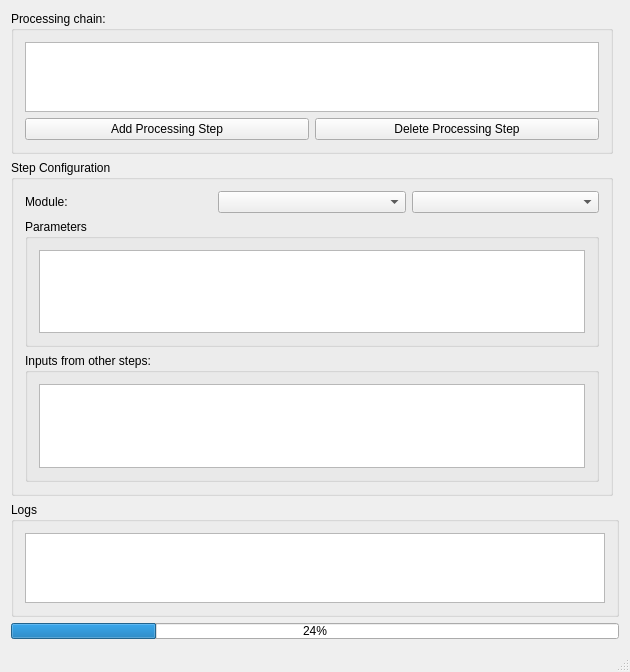
Qt form code/gui/mainwindow.ui (TU-Berlin-CVRS/uipf) before a commit.
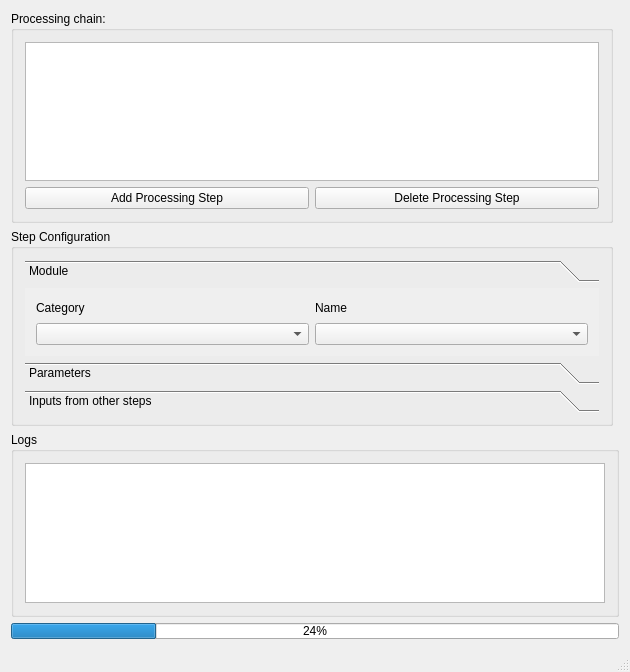
The same form after that commit.

```diff
--- a/code/gui/mainwindow.ui
+++ b/code/gui/mainwindow.ui
@@ -15,7 +15,20 @@
   </property>
   <widget class="QWidget" name="centralWidget">
    <layout class="QGridLayout" name="gridLayout">
-    <item row="1" column="1" colspan="2">
+    <item row="3" column="1" colspan="2">
+     <widget class="QProgressBar" name="progressBar">
+      <property name="sizePolicy">
+       <sizepolicy hsizetype="Expanding" vsizetype="Expanding">
+        <horstretch>0</horstretch>
+        <verstretch>0</verstretch>
+       </sizepolicy>
+      </property>
+      <property name="value">
+       <number>24</number>
+      </property>
+     </widget>
+    </item>
+    <item row="2" column="1" colspan="2">
      <widget class="QGroupBox" name="groupBox_5">
       <property name="title">
        <string>Logs</string>
@@ -85,64 +98,93 @@
          <string>Step Configuration</string>
         </property>
         <layout class="QGridLayout" name="gridLayout_4">
-         <item row="3" column="0">
-          <widget class="QGroupBox" name="groupBox_3">
-           <property name="title">
-            <string>Parameters</string>
+         <item row="0" column="0">
+          <widget class="QToolBox" name="toolBox">
+           <property name="currentIndex">
+            <number>0</number>
            </property>
+           <widget class="QWidget" name="page_3">
+            <attribute name="label">
+             <string>Module</string>
+            </attribute>
            <layout class="QGridLayout" name="gridLayout_3">
-            <item row="1" column="0">
-             <widget class="QTableView" name="tableParams"/>
-            </item>
-           </layout>
-          </widget>
-         </item>
          <item row="0" column="0">
-          <layout class="QHBoxLayout" name="horizontalLayout">
-           <item>
-            <widget class="QLabel" name="label_3">
+              <widget class="QLabel" name="label">
              <property name="text">
-              <string>Module:</string>
+                <string>Category</string>
              </property>
             </widget>
            </item>
-           <item>
-            <widget class="QComboBox" name="comboCategory"/>
-           </item>
-           <item>
+             <item row="0" column="1">
+              <widget class="QLabel" name="label_2">
+               <property name="text">
+                <string>Name</string>
+               </property>
+              </widget>
+             </item>
+             <item row="1" column="0">
             <widget class="QComboBox" name="comboModule"/>
            </item>
-          </layout>
-         </item>
-         <item row="4" column="0">
-          <widget class="QGroupBox" name="groupBox_4">
-           <property name="title">
-            <string>Inputs from other steps:</string>
-           </property>
-           <layout class="QGridLayout" name="gridLayout_5">
-            <item row="1" column="0">
+             <item row="1" column="1">
+              <widget class="QComboBox" name="comboCategory"/>
+             </item>
+            </layout>
+           </widget>
+           <widget class="QWidget" name="page">
+            <property name="geometry">
+             <rect>
+              <x>0</x>
+              <y>0</y>
+              <width>576</width>
+              <height>151</height>
+             </rect>
+            </property>
+            <attribute name="label">
+             <string>Parameters</string>
+            </attribute>
+            <layout class="QGridLayout" name="gridLayout_7">
+             <item row="0" column="0">
+              <widget class="QTableView" name="tableParams"/>
+             </item>
+            </layout>
+           </widget>
+           <widget class="QWidget" name="page_2">
+            <property name="geometry">
+             <rect>
+              <x>0</x>
+              <y>0</y>
+              <width>576</width>
+              <height>151</height>
+             </rect>
+            </property>
+            <attribute name="label">
+             <string>Inputs from other steps</string>
+            </attribute>
+            <layout class="QGridLayout" name="gridLayout_8">
+             <item row="0" column="0">
              <widget class="QTableView" name="tableInputs"/>
             </item>
            </layout>
           </widget>
+          </widget>
          </item>
         </layout>
        </widget>
       </item>
      </layout>
     </item>
-    <item row="2" column="1" colspan="2">
-     <widget class="QProgressBar" name="progressBar">
-      <property name="sizePolicy">
-       <sizepolicy hsizetype="Expanding" vsizetype="Expanding">
-        <horstretch>0</horstretch>
-        <verstretch>0</verstretch>
-       </sizepolicy>
+    <item row="1" column="1">
+     <spacer name="verticalSpacer">
+      <property name="orientation">
+       <enum>Qt::Vertical</enum>
       </property>
-      <property name="value">
-       <number>24</number>
+      <property name="sizeHint" stdset="0">
+       <size>
+        <width>20</width>
+        <height>40</height>
+       </size>
       </property>
-     </widget>
+     </spacer>
     </item>
    </layout>
   </widget>
```
Lines whose indentation alone changed are shown as unchanged.
